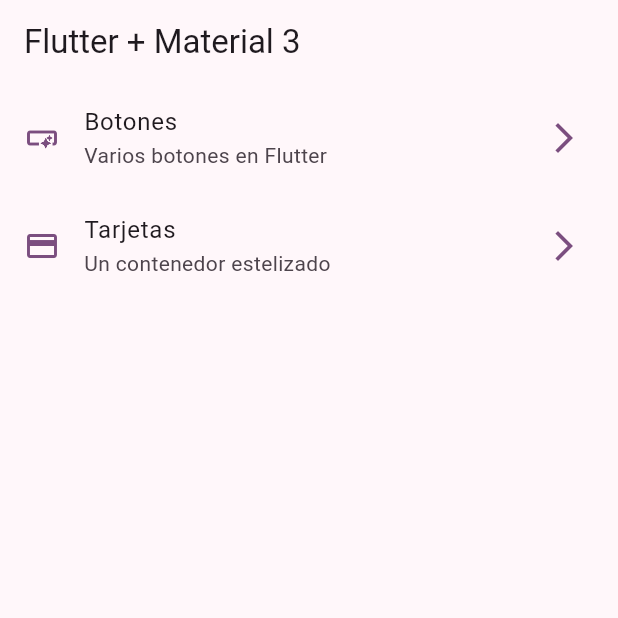
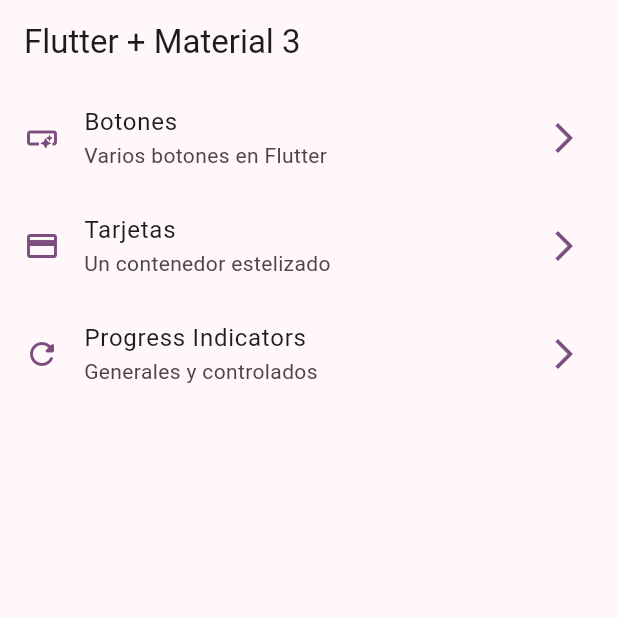
Before and after one commit to geserrato/widgets_app, a Flutter app: the screen it shows after launch, on a phone screen of 412 x 824 dp, the top half of it. Run offline on Flutter 3.47's test engine with Material 2 defaults, Android fonts, the phone set to English and light mode, and no system bars; our stand-ins replace go_router.

Commit message:
Linear y circular progress controlado

```diff
--- a/lib/config/menu/menu_items.dart
+++ b/lib/config/menu/menu_items.dart
@@ -26,4 +26,10 @@ const appMenuItems = <MenuItem>[
     link: '/cards',
     icon: Icons.credit_card,
   ),
+  MenuItem(
+    title: 'Progress Indicators',
+    subtitle: 'Generales y controlados',
+    link: '/progress',
+    icon: Icons.refresh_rounded,
+  ),
 ];
--- a/lib/config/router/app_router.dart
+++ b/lib/config/router/app_router.dart
@@ -16,5 +16,10 @@ final appRouter = GoRouter(initialLocation: '/', routes: [
     path: '/cards',
     name: CardScreen.name,
     builder: (context, state) => const CardScreen(),
+  ),
+  GoRoute(
+    path: '/progress',
+    name: ProgressScreen.name,
+    builder: (context, state) => const ProgressScreen(),
   )
 ]);
```
Also changed, not shown: lib/presentation/screens/progress/progress_screen.dart (+79 -1 lines).
